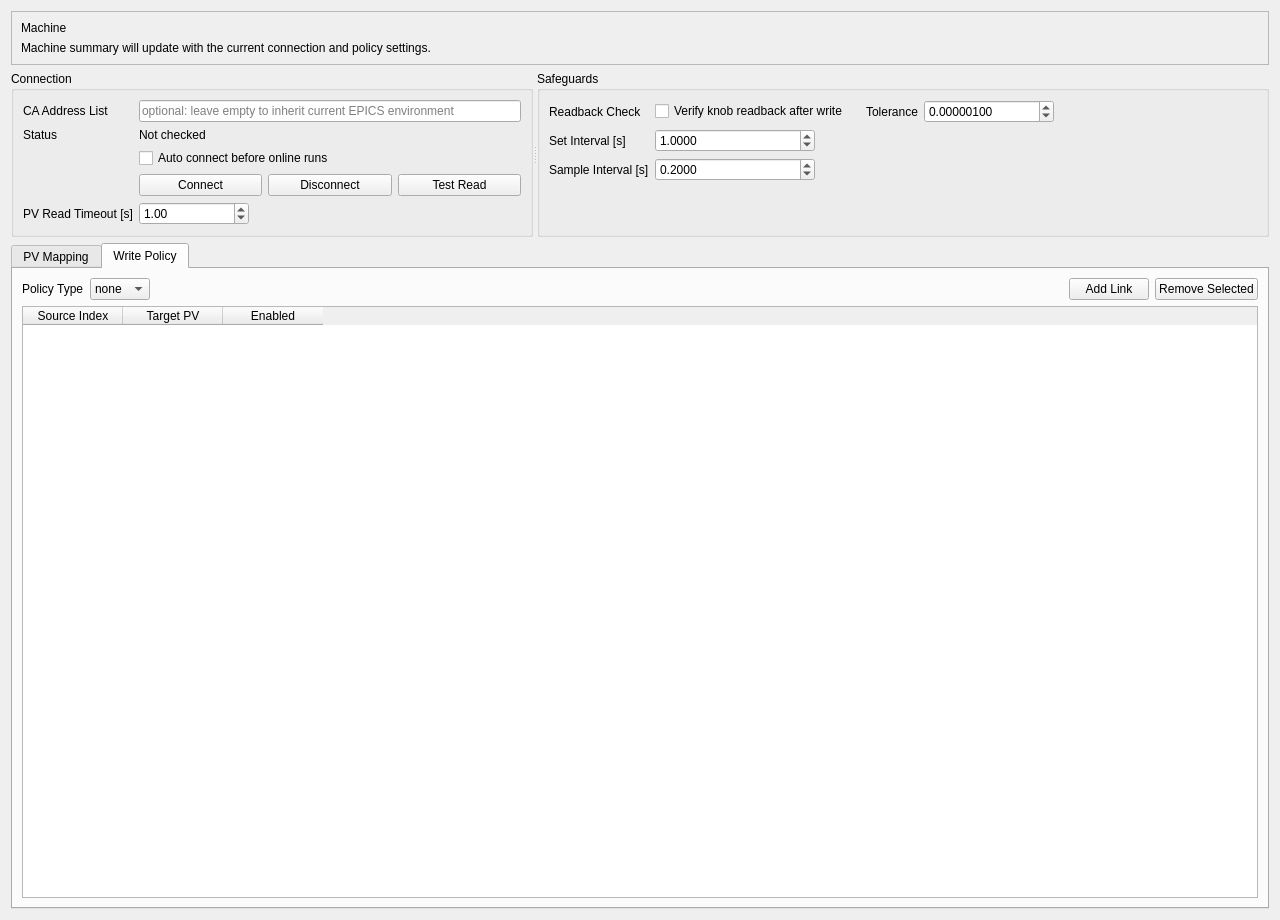
Qt form src/optimization/GOTAcc/src/gotacc/gui/ui/page_machine.ui (ustc-zhr/half_linac) before a commit.
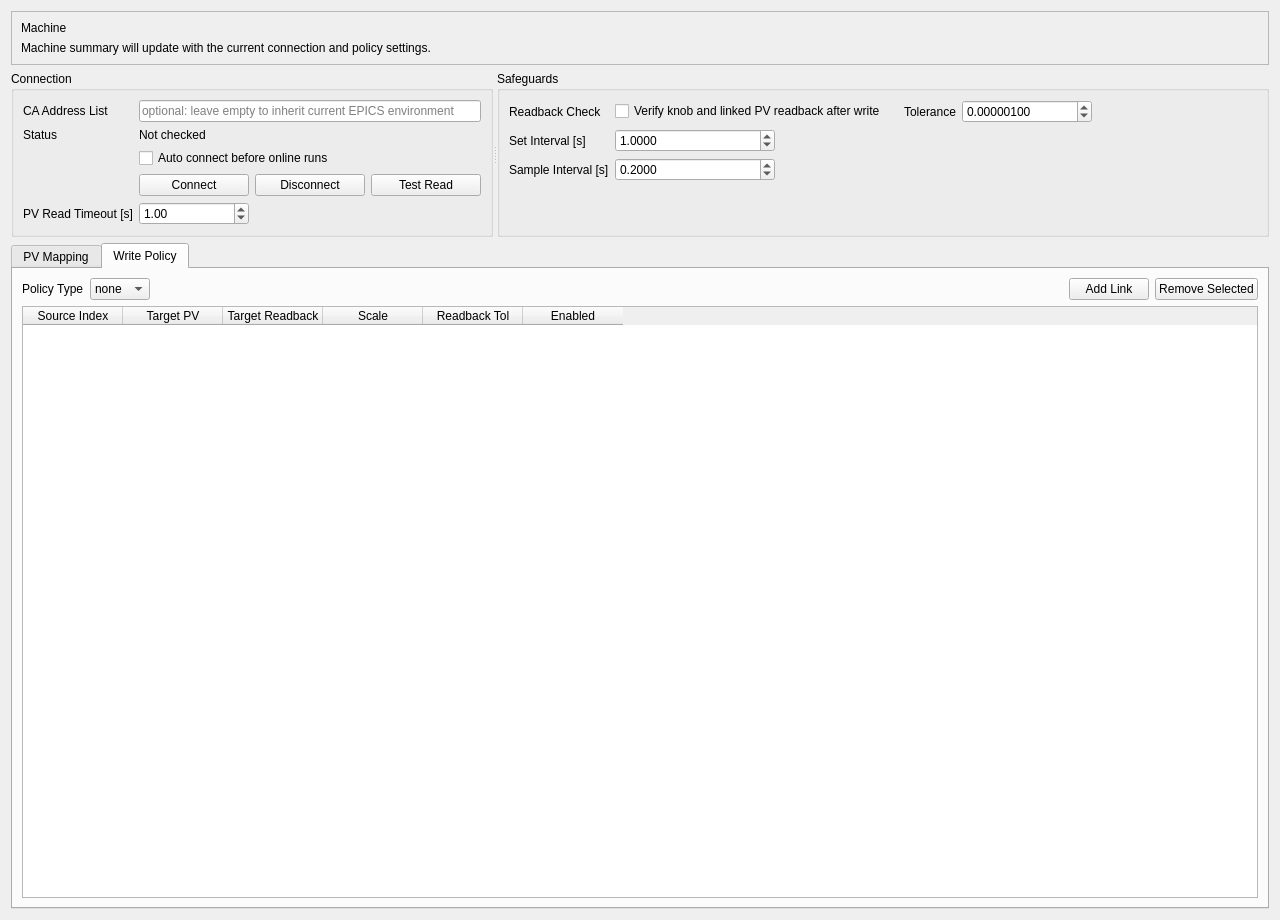
The same form after that commit. The open tabs and pages were chosen to show the change.

Commit message: feat: add delta-linked online write policy

```diff
--- a/src/optimization/GOTAcc/src/gotacc/gui/ui/page_machine.ui
+++ b/src/optimization/GOTAcc/src/gotacc/gui/ui/page_machine.ui
@@ -69,7 +69,7 @@
          <item row="0" column="0"><widget class="QLabel" name="label_readbackCheck"><property name="text"><string>Readback Check</string></property></widget></item>
          <item row="0" column="1">
           <layout class="QHBoxLayout" name="horizontalLayout_readbackCheck">
-           <item><widget class="QCheckBox" name="checkBox_readbackCheck"><property name="text"><string>Verify knob readback after write</string></property></widget></item>
+           <item><widget class="QCheckBox" name="checkBox_readbackCheck"><property name="text"><string>Verify knob and linked PV readback after write</string></property></widget></item>
            <item><spacer name="horizontalSpacer_readbackCheck"><property name="orientation"><enum>Qt::Horizontal</enum></property><property name="sizeType"><enum>QSizePolicy::Fixed</enum></property><property name="sizeHint" stdset="0"><size><width>12</width><height>20</height></size></property></spacer></item>
            <item><widget class="QLabel" name="label_readbackTol"><property name="text"><string>Tolerance</string></property></widget></item>
            <item><widget class="QDoubleSpinBox" name="doubleSpinBox_readbackTol"><property name="minimumSize"><size><width>130</width><height>0</height></size></property><property name="maximumSize"><size><width>160</width><height>16777215</height></size></property><property name="decimals"><number>8</number></property><property name="minimum"><double>0.000000000000000</double></property><property name="maximum"><double>999999999.000000000000000</double></property><property name="singleStep"><double>0.000001000000000</double></property><property name="value"><double>0.000001000000000</double></property></widget></item>
@@ -339,7 +339,7 @@
          </item>
         </layout>
        </item>
-       <item><widget class="QTableWidget" name="tableWidget_writeLinks"><column><property name="text"><string>Source Index</string></property></column><column><property name="text"><string>Target PV</string></property></column><column><property name="text"><string>Enabled</string></property></column></widget></item>
+       <item><widget class="QTableWidget" name="tableWidget_writeLinks"><column><property name="text"><string>Source Index</string></property></column><column><property name="text"><string>Target PV</string></property></column><column><property name="text"><string>Target Readback</string></property></column><column><property name="text"><string>Scale</string></property></column><column><property name="text"><string>Readback Tol</string></property></column><column><property name="text"><string>Enabled</string></property></column></widget></item>
       </layout>
      </widget>
     </widget>
```
The commit also changes 21 other files.
